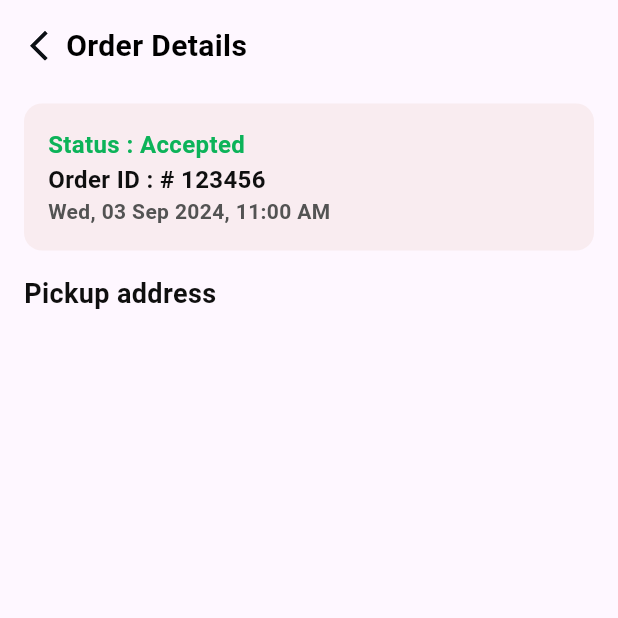
After one commit to AhmedRasmy1/flowery_rider, a Flutter app: the OrderDetailsView screen opened directly, on a phone screen of 412 x 824 dp, the top half of it. The commit adds this screen. Run offline on Flutter 3.47's test engine with Material 3 defaults, Android fonts, the phone set to English and light mode, and no system bars; our stand-ins replace badges, bloc, cached_network_image, device_info_plus, dio, flutter_bloc and 14 more; accounts and stored records are empty; generated files the repository leaves out were written again.

Commit message:
start Order Details View

```diff
--- a/lib/core/resources/color_manager.dart
+++ b/lib/core/resources/color_manager.dart
@@ -22,4 +22,5 @@ class ColorManager {
   static const Color percentageColor = Color(0xff0CB359);
   static const Color offWhite = Color(0xffA6A6A6);
   static const Color lightPink = Color(0xfff9ecf0);
+
 }
--- a/lib/features/edit_profile/presentation/pages/edit_profile_view.dart
+++ b/lib/features/edit_profile/presentation/pages/edit_profile_view.dart
@@ -68,7 +68,22 @@ class _EditProfileViewState extends State<EditProfileView> {
         create: (context) => viewModel,
         child: BlocConsumer<EditProfileCubit, EditProfileState>(
           listener: (context, state) {
-            // TODO: implement listener
+            if(state is SuccessEditProfileState){
+              // Navigator.pop(context);
+            }
+            if(state is ErrorEditProfileState){
+              Navigator.pop(context);
+            }
+            if(state is LoadingEditProfileState){
+              showDialog(
+                barrierDismissible: true,
+
+                context: context, builder: (context) => AlertDialog(
+                backgroundColor: Colors.transparent,
+
+                content: CircularProgressIndicator(color: Colors.pink,),
+              ),);
+            }
           },
           builder: (context, state) {
             return SafeArea(
--- /dev/null
+++ b/lib/features/order_details/presentation/pages/order_details_view.dart
@@ -0,0 +1,83 @@
+import 'package:flowery_rider/core/resources/color_manager.dart';
+import 'package:flowery_rider/core/resources/style_manager.dart';
+import 'package:flowery_rider/core/resources/values_manager.dart';
+import 'package:flowery_rider/core/widgets/custom_app_bar.dart';
+import 'package:flutter/material.dart';
+
+class OrderDetailsView extends StatelessWidget {
+  const OrderDetailsView({super.key});
+
+  @override
+  Widget build(BuildContext context) {
+    return SafeArea(
+      child: Scaffold(
+        body: Padding(
+          padding: const EdgeInsets.all(16.0),
+          child: ListView(
+            children: [
+              CustomAppBar(
+                title: 'Order Details',
+                onTap: () {
+                  Navigator.pop(context);
+                },
+              ),
+              SizedBox(
+                height: 24,
+              ),
+              Container(
+                padding: EdgeInsets.all(16),
+                decoration: BoxDecoration(
+                    color: ColorManager.lightPink,
+                    borderRadius: BorderRadius.circular(12)),
+                child: Column(
+
+                  children: [
+                    Row(
+                      children: [
+                        Text('Status : ',
+                            style: getBoldStyle(
+                                fontSize: AppSize.s16,
+                                color: ColorManager.discountRate)),
+                        Text('Accepted',
+                            style: getBoldStyle(
+                                fontSize: AppSize.s16,
+                                color: ColorManager.discountRate)),
+                      ],
+                    ),
+                    Row(
+                      children: [
+                        Text('Order ID : ',
+                            style: getBoldStyle(
+                                fontSize: AppSize.s16,
+                                color: ColorManager.black)),
+                        Text('# 123456',
+                            style: getBoldStyle(
+                                fontSize: AppSize.s16,
+                                color: ColorManager.black)),
+                      ],
+                    ),
+                    Row(
+                      children: [
+                        Text('Wed, 03 Sep 2024, 11:00 AM  ',
+                            style: getBoldStyle(
+                                fontSize: AppSize.s14,
+                                color: ColorManager.blackPrice)),
+                      ],
+                    ),
+
+
+                  ],
+                ),
+              ),
+              SizedBox(height: 16,),
+              Text('Pickup address',
+                  style: getBoldStyle(
+                      fontSize: AppSize.s18,
+                      color: ColorManager.black)),
+            ],
+          ),
+        ),
+      ),
+    );
+  }
+}
```
